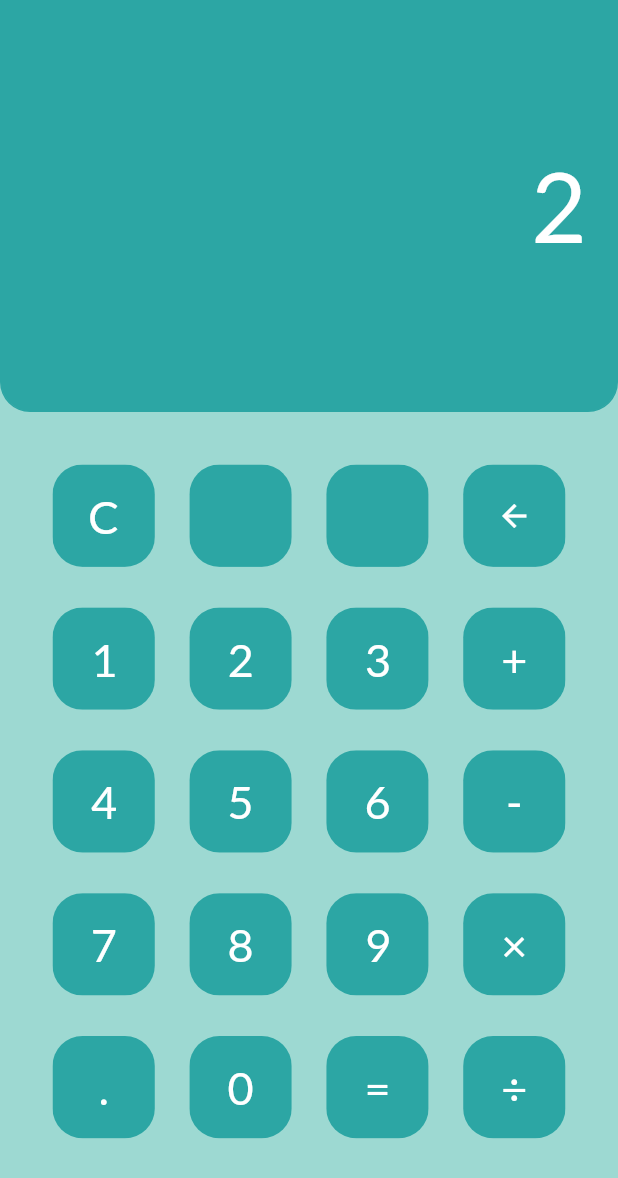
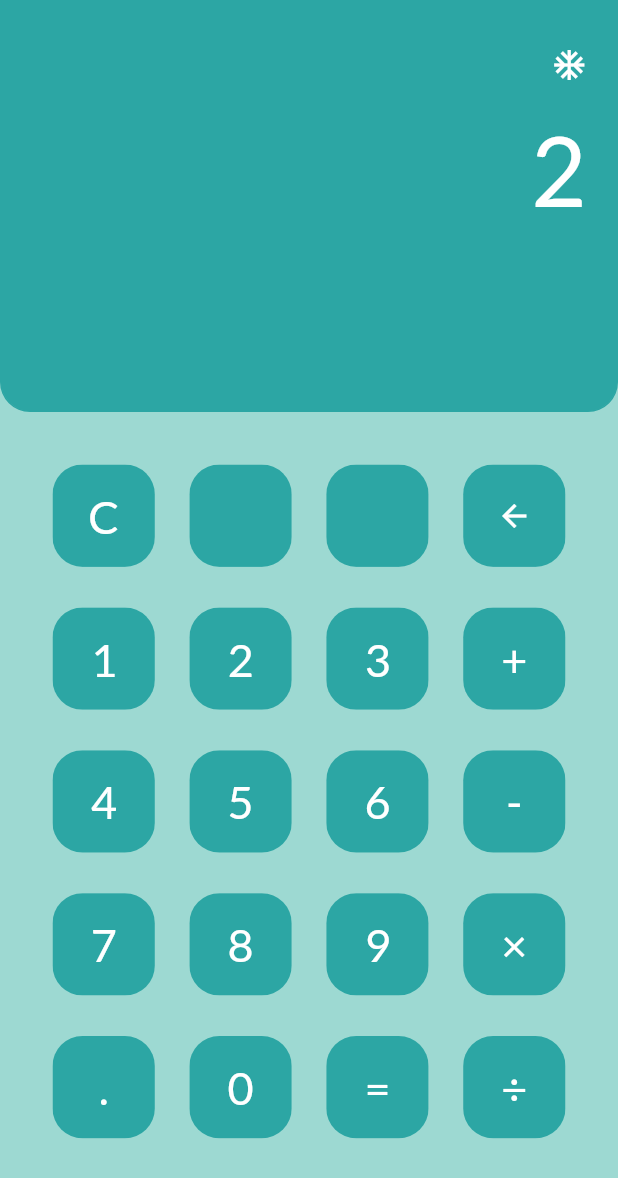
Before and after one commit to Forzz/Simple_Calculator, a Flutter app: the screen it shows after launch, after a tap on an icon or button, on a phone screen of 412 x 824 dp. Shown: the top 1178 px of the screen. Run offline on Flutter 3.47's test engine with Material 2 defaults, Android fonts, the phone set to English and light mode, and no system bars.

Commit message:
Added ability to change theme

```diff
--- a/lib/main.dart
+++ b/lib/main.dart
@@ -137,10 +137,29 @@ class _MyHomePageState extends State<MyHomePage> {
     });
   }
 
+  int _resultWindowColor = 0xff2ca6a4;
+  int _backgroundColor = 0xff9dd9d2;
+
+  bool _isDark() {
+    return _backgroundColor == 0xff9dd9d2 ? true : false;
+  }
+
+  _changeInterfaceColors() {
+    setState(() {
+      if (_isDark()) {
+        _resultWindowColor = 0xff114140;
+        _backgroundColor = 0xff225852;
+      } else {
+        _resultWindowColor = 0xff2ca6a4;
+        _backgroundColor = 0xff9dd9d2;
+      }
+    });
+  }
+
   @override
   Widget build(BuildContext context) {
     return Scaffold(
-      backgroundColor: Color(0xff9dd9d2),
+      backgroundColor: Color(_backgroundColor),
       body: Container(
         child: Column(
           children: <Widget>[
@@ -148,15 +167,25 @@ class _MyHomePageState extends State<MyHomePage> {
               flex: 1,
               child: Container(
                 decoration: BoxDecoration(
-                  color: Color(0xff2ca6a4),
-                  border: Border.all(color: Color(0xff2ca6a4)),
+                  color: Color(_resultWindowColor),
+                  border: Border.all(color: Color(_resultWindowColor)),
                   borderRadius: BorderRadius.only(
                     bottomLeft: Radius.circular(20),
                     bottomRight: Radius.circular(20),
                   ),
                 ),
                 width: double.infinity,
-                child: FittedBox(
+                child: Column(
+                  mainAxisAlignment: MainAxisAlignment.start,
+                  crossAxisAlignment: CrossAxisAlignment.end,
+                  children: <Widget>[
+                    IconButton(
+                      icon: Icon(Icons.ac_unit),
+                      padding: EdgeInsets.only(top: 30, right: 15),
+                      color: Colors.white,
+                      onPressed: _changeInterfaceColors,
+                    ),
+                    FittedBox(
                       fit: BoxFit.scaleDown,
                       alignment: Alignment.centerRight,
                       child: Container(
@@ -171,6 +200,8 @@ class _MyHomePageState extends State<MyHomePage> {
                           textAlign: TextAlign.right,
                         ),
                       ),
+                    ),
+                  ],
                 ),
               ),
             ),
@@ -189,7 +220,7 @@ class _MyHomePageState extends State<MyHomePage> {
                     if (_buttonChars[index] == '=') {
                       return CalcButton(
                         _buttonChars[index],
-                        Color(0xff2ca6a4),
+                        Color(_resultWindowColor),
                         Colors.white,
                         'Lato',
                         null,
@@ -198,7 +229,7 @@ class _MyHomePageState extends State<MyHomePage> {
                     } else if (_buttonChars[index] == '←') {
                       return CalcButton(
                         _buttonChars[index],
-                        Color(0xff2ca6a4),
+                        Color(_resultWindowColor),
                         Colors.white,
                         'Lato',
                         Icons.arrow_back,
@@ -207,7 +238,7 @@ class _MyHomePageState extends State<MyHomePage> {
                     } else if (_buttonChars[index] == 'C') {
                       return CalcButton(
                         _buttonChars[index],
-                        Color(0xff2ca6a4),
+                        Color(_resultWindowColor),
                         Colors.white,
                         'Lato',
                         null,
@@ -216,7 +247,7 @@ class _MyHomePageState extends State<MyHomePage> {
                     } else if (_buttonChars[index] == '.') {
                       return CalcButton(
                         _buttonChars[index],
-                        Color(0xff2ca6a4),
+                        Color(_resultWindowColor),
                         Colors.white,
                         'Lato',
                         null,
@@ -225,7 +256,7 @@ class _MyHomePageState extends State<MyHomePage> {
                     } else {
                       return CalcButton(
                         _buttonChars[index],
-                        Color(0xff2ca6a4),
+                        Color(_resultWindowColor),
                         Colors.white,
                         'Lato',
                         null,
```
Lines whose indentation alone changed are shown as unchanged.
